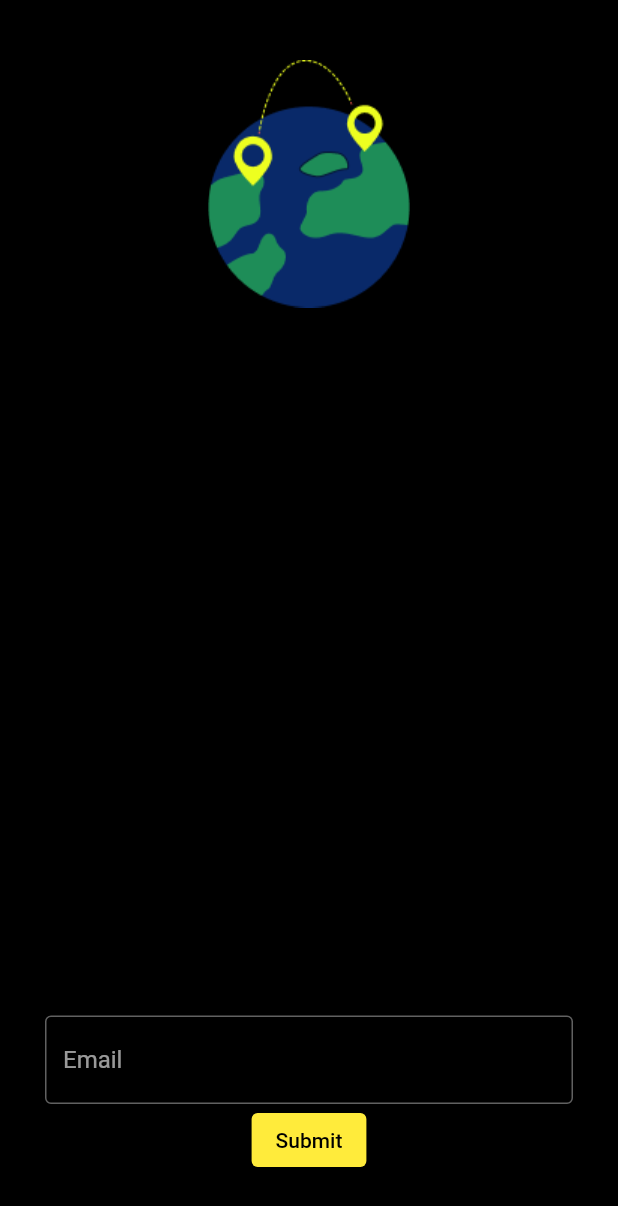
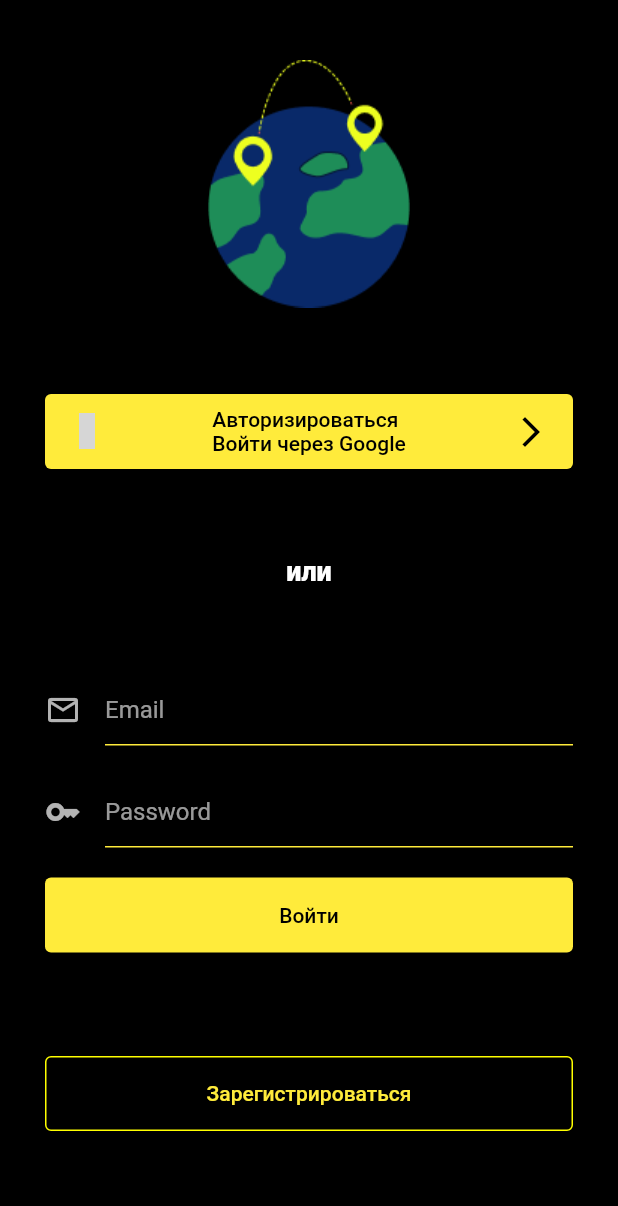
Before and after one commit to michaelDORY/travelover-mobile, a Flutter app: the screen it shows after launch, on a phone screen of 412 x 824 dp. Shown: the top 1206 px of the screen. Run offline on Flutter 3.47's test engine with Material 2 defaults, Android fonts, the phone set to English and light mode, and no system bars; our stand-ins replace unicons; Roboto replaces fonts that are missing (Montserrat); grey boxes are pictures that could not be loaded.

Commit message:
style: Auth Layout

```diff
--- a/lib/main.dart
+++ b/lib/main.dart
@@ -1,4 +1,5 @@
 import "package:flutter/material.dart";
+import 'package:unicons/unicons.dart';
 
 main() => runApp(const MyApp());
 
@@ -17,8 +18,14 @@ class MyApp extends StatelessWidget {
             primaryColor: Colors.yellowAccent,
             primarySwatch: Colors.yellow,
             fontFamily: 'Montserrat',
-      )
-    );
+            inputDecorationTheme: InputDecorationTheme(
+              enabledBorder: UnderlineInputBorder(
+                borderSide: BorderSide(color: Colors.yellow),
+              ),
+              focusedBorder: UnderlineInputBorder(
+                borderSide: BorderSide(color: Colors.yellowAccent),
+              ),
+            )));
   }
 }
 
@@ -30,25 +37,96 @@ class Auth extends StatelessWidget {
     return Container(
       color: Colors.black,
       alignment: Alignment.center,
-      padding: EdgeInsets.symmetric(vertical: 40, horizontal: 30),
+      padding: const EdgeInsets.only(top: 40, bottom: 70, left: 30, right: 30),
       child: Column(
         mainAxisAlignment: MainAxisAlignment.spaceBetween,
         children: [
-          Image(
-            image: AssetImage('assets/planet.png'),
+          Container(
+            child: Expanded(
+              flex: 5,
+              child: Container(
+                child: Column(
+                    mainAxisAlignment: MainAxisAlignment.spaceBetween,
+                    children: [
+                      Image.asset('assets/images/planet.png'),
+                      ElevatedButton(
+                          style: ElevatedButton.styleFrom(
+                            minimumSize: const Size.fromHeight(50),
                           ),
-          Form(child: Column(
+                          onPressed: () {},
+                          child: Container(
+                            padding: EdgeInsets.symmetric(vertical: 8),
+                            child: Row(
+                              mainAxisAlignment: MainAxisAlignment.spaceBetween,
+                              children: [
+                                Icon(UniconsLine.google),
+                                Column(
+                                  crossAxisAlignment: CrossAxisAlignment.start,
+                                  children: [
+                                    Text('Авторизироваться'),
+                                    Text('Войти через Google'),
+                                  ],
+                                ),
+                                Icon(Icons.arrow_forward_ios)
+                              ],
+                            ),
+                          )),
+                      Text(
+                        "или",
+                        style: TextStyle(
+                            fontWeight: FontWeight.w800, fontSize: 18.0),
+                      ),
+                      Form(
+                          child: Column(
+                        mainAxisSize: MainAxisSize.max,
+                        mainAxisAlignment: MainAxisAlignment.spaceEvenly,
                         children: [
                           TextFormField(
-                decoration: InputDecoration(
+                            decoration: const InputDecoration(
+                              icon: Icon(Icons.email_outlined),
                               border: OutlineInputBorder(),
                               hintText: "Email",
                             ),
                           ),
-              ElevatedButton(onPressed: (){}, child: Text("Submit"))
+                          Padding(
+                            padding: EdgeInsets.only(top: 20),
+                            child: TextFormField(
+                              autocorrect: false,
+                              decoration: const InputDecoration(
+                                icon: Icon(Icons.key_outlined),
+                                border: OutlineInputBorder(),
+                                hintText: "Password",
+                              ),
+                            ),
+                          ),
+                          Padding(
+                            padding: const EdgeInsets.only(top: 20),
+                            child: ElevatedButton(
+                                style: ElevatedButton.styleFrom(
+                                  minimumSize: const Size.fromHeight(50),
+                                ),
+                                onPressed: () {},
+                                child: const Text("Войти")),
+                          )
                         ],
                       ))
-        ]
+                    ]),
+              ),
+            ),
+          ),
+          Expanded(
+            flex: 1,
+            child: Container(
+              alignment: Alignment.bottomCenter,
+              child: OutlinedButton(
+                  style: OutlinedButton.styleFrom(
+                      minimumSize: const Size.fromHeight(50),
+                      side: BorderSide(color: Theme.of(context).primaryColor)),
+                  onPressed: () {},
+                  child: const Text("Зарегистрироваться")),
+            ),
+          ),
+        ],
       ),
     );
   }
```
Also changed, not shown: pubspec.yaml (+4 -10 lines), assets/images/planet.png (renamed from assets/planet.png), pubspec.lock. Lines whose indentation alone changed are shown as unchanged.
